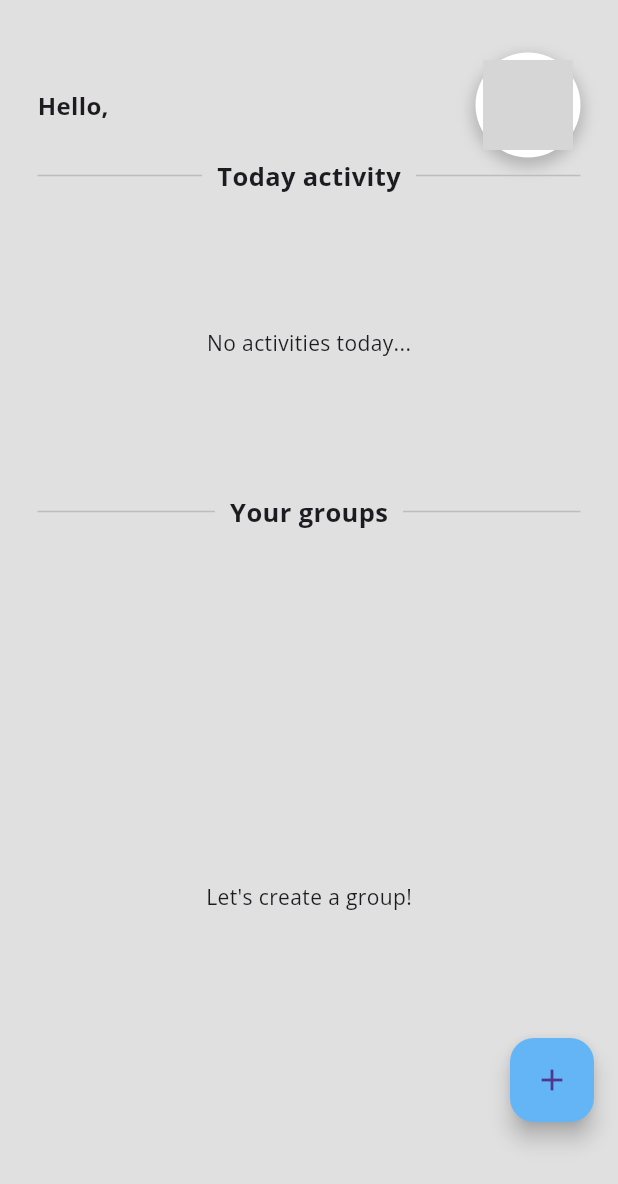
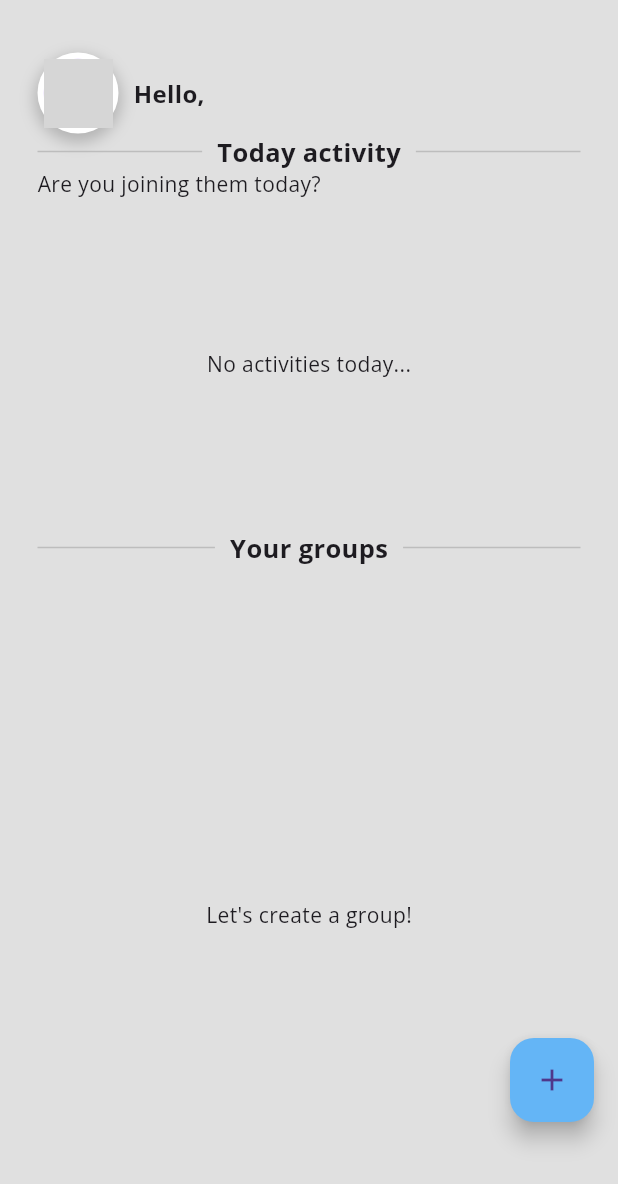
Before and after one commit to Zihag/attendo_app, a Flutter app: the HomeScreen screen opened directly, on a phone screen of 412 x 824 dp. Shown: the top 1184 px of the screen. Run offline on Flutter 3.47's test engine with Material 3 defaults, Android fonts, the phone set to English and light mode, and no system bars; our stand-ins replace bloc, cloud_firestore, curved_navigation_bar, firebase_auth, firebase_core, flutter_bloc and 5 more; accounts and stored records are empty; network calls fail; grey boxes are pictures that could not be loaded.

Commit message:
today-list-tile

```diff
--- a/lib/screens/navigation/home/home_screen.dart
+++ b/lib/screens/navigation/home/home_screen.dart
@@ -35,24 +35,28 @@ class HomeScreen extends StatelessWidget {
             Padding(
               padding: const EdgeInsets.symmetric(horizontal: 25.0),
               child: Row(
-                mainAxisAlignment: MainAxisAlignment.spaceBetween,
+                mainAxisAlignment: MainAxisAlignment.start,
                 children: [
+                  CustomCircleAvatar(
+                      photoURL:
+                          user.photoURL ?? 'https://via.placeholder.com/150'),
+                  SizedBox(
+                    width: 10,
+                  ),
                   Row(
                     mainAxisSize: MainAxisSize.min,
                     children: [
                       Text('Hello, ',
                           style: GoogleFonts.openSans(
                               fontSize: 16, fontWeight: FontWeight.w700)),
-                      Text(user.displayName ?? 'User',
+                      Text(
+                        user.displayName ?? 'User',
                         style: GoogleFonts.openSans(
                             fontSize: 16, fontWeight: FontWeight.w700),
                         overflow: TextOverflow.ellipsis,
                       ),
                     ],
                   ),
-                  CustomCircleAvatar(
-                      photoURL:
-                          user.photoURL ?? 'https://via.placeholder.com/150'),
                 ],
               ),
             ),
@@ -81,14 +85,24 @@ class HomeScreen extends StatelessWidget {
               ],
             ),
           ),
+          Row(
+            mainAxisAlignment: MainAxisAlignment.start,
+            children: [
+              Padding(
+                padding: EdgeInsets.only(left: 25),
+                child: Text('Are you joining them today?'),
+              ),
+            ],
+          ),
           BlocListener<TodayActivityBloc, TodayActivityState>(
             listener: (context, state) {
-              if(state is TodayActivityError){
-                ScaffoldMessenger.of(context).showSnackBar(SnackBar(content: Text(state.message)));
+              if (state is TodayActivityError) {
+                ScaffoldMessenger.of(context)
+                    .showSnackBar(SnackBar(content: Text(state.message)));
               }
             },
             child: SizedBox(
-              height: 200,
+                height: 220,
                 child: BlocBuilder<TodayActivityBloc, TodayActivityState>(
                   builder: (context, state) {
                     if (state is TodayActivityLoading) {
@@ -96,8 +110,10 @@ class HomeScreen extends StatelessWidget {
                         child: CircularProgressIndicator(),
                       );
                     } else if (state is TodayActivityLoaded) {
-                  if(state.activities.isEmpty){
-                    return Center(child: Text('No activities today...'),);
+                      if (state.activities.isEmpty) {
+                        return Center(
+                          child: Text('No activities today...'),
+                        );
                       }
                       final activities = state.activities;
 
@@ -107,8 +123,8 @@ class HomeScreen extends StatelessWidget {
                         itemBuilder: (context, index) {
                           final activity = activities[index];
                           return Padding(
-                        padding: const EdgeInsets.symmetric(vertical: 20),
-                        child: TodayActivityListtile(
+                            padding: const EdgeInsets.symmetric(vertical: 10),
+                            child: TodayActivityListTile(
                               activityName: activity['activityName'],
                               groupName: activity['groupName'],
                               time: activity['actTime'],
--- a/lib/widgets/circle_avatar.dart
+++ b/lib/widgets/circle_avatar.dart
@@ -24,9 +24,9 @@ class CustomCircleAvatar extends StatelessWidget {
         backgroundColor: Colors.white,
         child: CircleAvatar(
           backgroundImage: NetworkImage(photoURL),
-          radius: 30,
+          radius: 23,
         ),
-        radius: 35,
+        radius: 27,
       ),
     );
   }
--- a/pubspec.yaml
+++ b/pubspec.yaml
@@ -38,6 +38,7 @@ dependencies:
   flutter:
     sdk: flutter
   flutter_bloc: ^8.1.6
+  flutter_svg: ^2.0.11
   google_fonts: ^6.2.1
   google_sign_in: ^6.2.1
   intl: ^0.19.0
@@ -63,6 +64,7 @@ flutter:
   assets:
     - assets/Lottie/
     - assets/images/
+    - assets/vector/
   #   - images/a_dot_ham.jpeg
   # An image asset can refer to one or more resolution-specific "variants", see
   # https://flutter.dev/to/resolution-aware-images
```
Also changed, not shown: lib/widgets/today_activity_listtile.dart (+40 -31 lines), assets/vector/today_act_tile.svg (added), pubspec.lock. Lines whose indentation alone changed are shown as unchanged.
